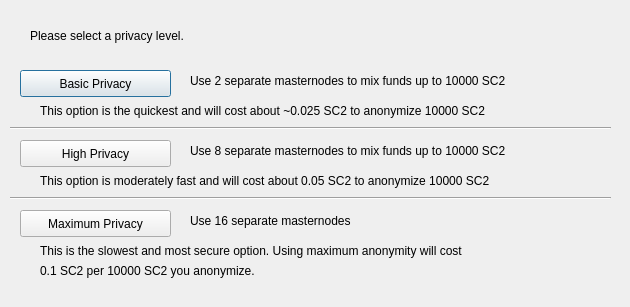
The window that src/qt/forms/obfuscationconfig.ui (MichaelHDesigns/securecloud2) describes before a commit, drawn with Qt 5.
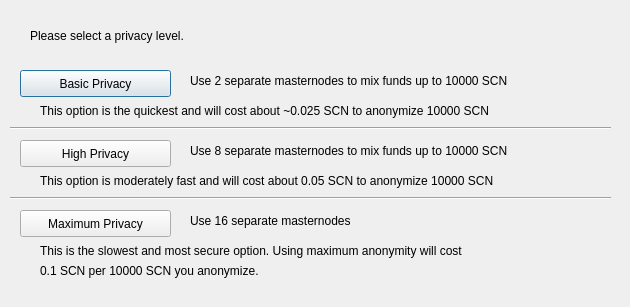
The same window after the commit.

What changed in the file:
```diff
--- a/src/qt/forms/obfuscationconfig.ui
+++ b/src/qt/forms/obfuscationconfig.ui
@@ -75,7 +75,7 @@
     </rect>
    </property>
    <property name="text">
-    <string>Use 2 separate masternodes to mix funds up to 10000 SC2</string>
+    <string>Use 2 separate masternodes to mix funds up to 10000 SCN</string>
    </property>
   </widget>
   <widget class="QLabel" name="label_3">
@@ -88,7 +88,7 @@
     </rect>
    </property>
    <property name="text">
-    <string>Use 8 separate masternodes to mix funds up to 10000 SC2</string>
+    <string>Use 8 separate masternodes to mix funds up to 10000 SCN</string>
    </property>
   </widget>
   <widget class="QLabel" name="label_4">
@@ -114,7 +114,7 @@
     </rect>
    </property>
    <property name="text">
-    <string>This option is the quickest and will cost about ~0.025 SC2 to anonymize 10000 SC2</string>
+    <string>This option is the quickest and will cost about ~0.025 SCN to anonymize 10000 SCN</string>
    </property>
   </widget>
   <widget class="QLabel" name="label_7">
@@ -127,7 +127,7 @@
     </rect>
    </property>
    <property name="text">
-    <string>This option is moderately fast and will cost about 0.05 SC2 to anonymize 10000 SC2</string>
+    <string>This option is moderately fast and will cost about 0.05 SCN to anonymize 10000 SCN</string>
    </property>
   </widget>
   <widget class="QLabel" name="label_8">
@@ -153,7 +153,7 @@
     </rect>
    </property>
    <property name="text">
-    <string>0.1 SC2 per 10000 SC2 you anonymize.</string>
+    <string>0.1 SCN per 10000 SCN you anonymize.</string>
    </property>
   </widget>
   <widget class="Line" name="line">
```
